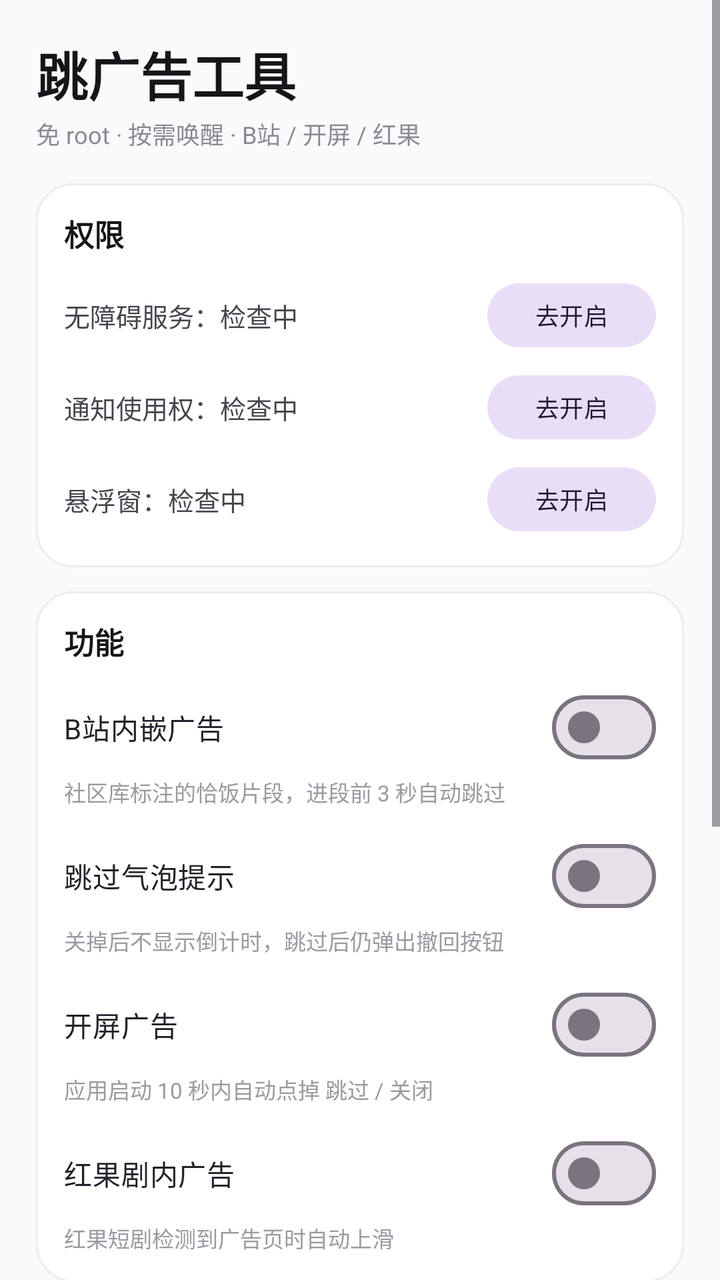
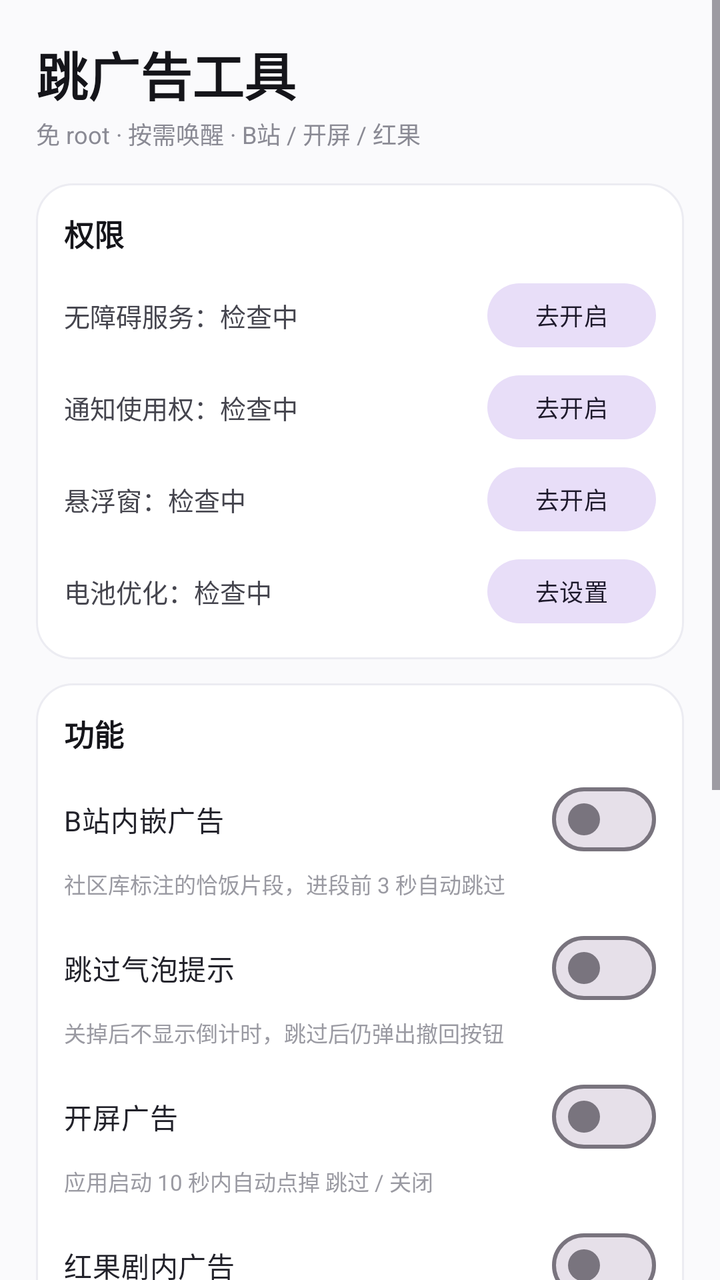

Two renders of the same Android screen: before a commit and after it. Below are the layout's source before the change and the commit's diff.
<!-- AndroidManifest.xml: application theme Theme.HongGuoAdSkipper -->
<!-- res/layout/activity_main.xml -->
<?xml version="1.0" encoding="utf-8"?>
<ScrollView xmlns:android="http://schemas.android.com/apk/res/android"
    android:layout_width="match_parent"
    android:layout_height="match_parent"
    android:background="#FAFAFC"
    android:fillViewport="true">

    <LinearLayout
        android:layout_width="match_parent"
        android:layout_height="wrap_content"
        android:orientation="vertical"
        android:padding="18dp">

        <TextView
            android:layout_width="wrap_content"
            android:layout_height="wrap_content"
            android:text="@string/app_name"
            android:textColor="#15151A"
            android:textSize="26sp"
            android:textStyle="bold" />

        <TextView
            android:layout_width="wrap_content"
            android:layout_height="wrap_content"
            android:layout_marginTop="2dp"
            android:text="免 root · 按需唤醒 · B站 / 开屏 / 红果"
            android:textColor="#8A8A94"
            android:textSize="12sp" />

        
        <LinearLayout
            android:layout_width="match_parent"
            android:layout_height="wrap_content"
            android:layout_marginTop="16dp"
            android:background="@drawable/card_bg"
            android:orientation="vertical"
            android:padding="14dp">

            <TextView
                android:layout_width="wrap_content"
                android:layout_height="wrap_content"
                android:text="权限"
                android:textColor="#15151A"
                android:textSize="15sp"
                android:textStyle="bold" />

            <LinearLayout
                android:layout_width="match_parent"
                android:layout_height="wrap_content"
                android:layout_marginTop="10dp"
                android:gravity="center_vertical"
                android:orientation="horizontal">

                <TextView
                    android:id="@+id/tv_a11y_status"
                    android:layout_width="0dp"
                    android:layout_height="wrap_content"
                    android:layout_weight="1"
                    android:text="无障碍服务：检查中"
                    android:textColor="#45454E"
                    android:textSize="13sp" />

                <com.google.android.material.button.MaterialButton
                    android:id="@+id/btn_a11y"
                    style="@style/Widget.Material3.Button.TonalButton"
                    android:layout_width="wrap_content"
                    android:layout_height="40dp"
                    android:minWidth="0dp"
                    android:text="去开启"
                    android:textSize="12sp" />
            </LinearLayout>

            <LinearLayout
                android:layout_width="match_parent"
                android:layout_height="wrap_content"
                android:layout_marginTop="6dp"
                android:gravity="center_vertical"
                android:orientation="horizontal">

                <TextView
                    android:id="@+id/tv_nls_status"
                    android:layout_width="0dp"
                    android:layout_height="wrap_content"
                    android:layout_weight="1"
                    android:text="通知使用权：检查中"
                    android:textColor="#45454E"
                    android:textSize="13sp" />

                <com.google.android.material.button.MaterialButton
                    android:id="@+id/btn_nls"
                    style="@style/Widget.Material3.Button.TonalButton"
                    android:layout_width="wrap_content"
                    android:layout_height="40dp"
                    android:minWidth="0dp"
                    android:text="去开启"
                    android:textSize="12sp" />
            </LinearLayout>

            <LinearLayout
                android:layout_width="match_parent"
                android:layout_height="wrap_content"
                android:layout_marginTop="6dp"
                android:gravity="center_vertical"
                android:orientation="horizontal">

                <TextView
                    android:id="@+id/tv_overlay_status"
                    android:layout_width="0dp"
                    android:layout_height="wrap_content"
                    android:layout_weight="1"
                    android:text="悬浮窗：检查中"
                    android:textColor="#45454E"
                    android:textSize="13sp" />

                <com.google.android.material.button.MaterialButton
                    android:id="@+id/btn_overlay"
                    style="@style/Widget.Material3.Button.TonalButton"
                    android:layout_width="wrap_content"
                    android:layout_height="40dp"
                    android:minWidth="0dp"
                    android:text="去开启"
                    android:textSize="12sp" />
            </LinearLayout>
        </LinearLayout>

        
        <LinearLayout
            android:layout_width="match_parent"
            android:layout_height="wrap_content"
            android:layout_marginTop="12dp"
            android:background="@drawable/card_bg"
            android:orientation="vertical"
            android:padding="14dp">

            <TextView
                android:layout_width="wrap_content"
                android:layout_height="wrap_content"
                android:text="功能"
                android:textColor="#15151A"
                android:textSize="15sp"
                android:textStyle="bold" />

            <com.google.android.material.materialswitch.MaterialSwitch
                android:id="@+id/sw_bili"
                android:layout_width="match_parent"
                android:layout_height="wrap_content"
                android:layout_marginTop="8dp"
                android:text="B站内嵌广告"
                android:textColor="#22222A"
                android:textSize="14sp" />

            <TextView
                android:layout_width="wrap_content"
                android:layout_height="wrap_content"
                android:text="社区库标注的恰饭片段，进段前 3 秒自动跳过"
                android:textColor="#9A9AA2"
                android:textSize="11sp" />

            <com.google.android.material.materialswitch.MaterialSwitch
                android:id="@+id/sw_bubble"
                android:layout_width="match_parent"
                android:layout_height="wrap_content"
                android:layout_marginTop="10dp"
                android:text="跳过气泡提示"
                android:textColor="#22222A"
                android:textSize="14sp" />

            <TextView
                android:layout_width="wrap_content"
                android:layout_height="wrap_content"
                android:text="关掉后不显示倒计时，跳过后仍弹出撤回按钮"
                android:textColor="#9A9AA2"
                android:textSize="11sp" />

            <com.google.android.material.materialswitch.MaterialSwitch
                android:id="@+id/sw_splash"
                android:layout_width="match_parent"
                android:layout_height="wrap_content"
                android:layout_marginTop="10dp"
                android:text="开屏广告"
                android:textColor="#22222A"
                android:textSize="14sp" />

            <TextView
                android:layout_width="wrap_content"
                android:layout_height="wrap_content"
                android:text="应用启动 10 秒内自动点掉 跳过 / 关闭"
                android:textColor="#9A9AA2"
                android:textSize="11sp" />

            <com.google.android.material.materialswitch.MaterialSwitch
                android:id="@+id/sw_hongguo"
                android:layout_width="match_parent"
                android:layout_height="wrap_content"
                android:layout_marginTop="10dp"
                android:text="红果剧内广告"
                android:textColor="#22222A"
                android:textSize="14sp" />

            <TextView
                android:layout_width="wrap_content"
                android:layout_height="wrap_content"
                android:text="红果短剧检测到广告页时自动上滑"
                android:textColor="#9A9AA2"
                android:textSize="11sp" />
        </LinearLayout>

        
        <LinearLayout
            android:layout_width="match_parent"
            android:layout_height="wrap_content"
            android:layout_marginTop="12dp"
            android:background="@drawable/card_bg"
            android:orientation="vertical"
            android:padding="14dp">

            <TextView
                android:layout_width="wrap_content"
                android:layout_height="wrap_content"
                android:text="运行状态"
                android:textColor="#15151A"
                android:textSize="15sp"
                android:textStyle="bold" />

            <TextView
                android:id="@+id/tv_bili_state"
                android:layout_width="match_parent"
                android:layout_height="wrap_content"
                android:layout_marginTop="8dp"
                android:lineSpacingExtra="2dp"
                android:text="B站：未在播放"
                android:textColor="#45454E"
                android:textSize="12sp" />

            <TextView
                android:id="@+id/tv_stats"
                android:layout_width="match_parent"
                android:layout_height="wrap_content"
                android:layout_marginTop="6dp"
                android:lineSpacingExtra="2dp"
                android:text="累计跳过：0"
                android:textColor="#45454E"
                android:textSize="12sp" />

            <TextView
                android:id="@+id/tv_power"
                android:layout_width="match_parent"
                android:layout_height="wrap_content"
                android:layout_marginTop="6dp"
                android:text="省电：只有 B站/红果在前台才读取界面；App 启动后 10 秒内检测开屏，其余时间休眠"
                android:textColor="#8A8A96"
                android:textSize="11sp" />
        </LinearLayout>

        
        <LinearLayout
            android:layout_width="match_parent"
            android:layout_height="wrap_content"
            android:layout_marginTop="12dp"
            android:background="@drawable/card_bg"
            android:orientation="vertical"
            android:padding="14dp">

            <LinearLayout
                android:layout_width="match_parent"
                android:layout_height="wrap_content"
                android:gravity="center_vertical"
                android:orientation="horizontal">

                <TextView
                    android:layout_width="0dp"
                    android:layout_height="wrap_content"
                    android:layout_weight="1"
                    android:text="日志"
                    android:textColor="#15151A"
                    android:textSize="15sp"
                    android:textStyle="bold" />

                <com.google.android.material.button.MaterialButton
                    android:id="@+id/btn_clear_log"
                    style="@style/Widget.Material3.Button.TextButton"
                    android:layout_width="wrap_content"
                    android:layout_height="36dp"
                    android:minWidth="0dp"
                    android:text="清空"
                    android:textSize="12sp" />
            </LinearLayout>

            <TextView
                android:id="@+id/tv_log"
                android:layout_width="match_parent"
                android:layout_height="wrap_content"
                android:layout_marginTop="4dp"
                android:fontFamily="monospace"
                android:lineSpacingExtra="2dp"
                android:text="等待事件…"
                android:textColor="#5A5A64"
                android:textSize="11sp" />
        </LinearLayout>

        <LinearLayout
            android:layout_width="match_parent"
            android:layout_height="wrap_content"
            android:layout_marginTop="14dp"
            android:orientation="horizontal">

            <com.google.android.material.button.MaterialButton
                android:id="@+id/btn_open_bili"
                android:layout_width="0dp"
                android:layout_height="48dp"
                android:layout_marginEnd="6dp"
                android:layout_weight="1"
                android:text="打开 B站" />

            <com.google.android.material.button.MaterialButton
                android:id="@+id/btn_open_hongguo"
                android:layout_width="0dp"
                android:layout_height="48dp"
                android:layout_marginStart="6dp"
                android:layout_weight="1"
                android:text="打开红果" />
        </LinearLayout>

        <TextView
            android:id="@+id/tv_version"
            android:layout_width="match_parent"
            android:layout_height="wrap_content"
            android:layout_marginTop="10dp"
            android:gravity="center"
            android:text="v2.0.0"
            android:textColor="#C0C0C8"
            android:textSize="11sp" />
    </LinearLayout>
</ScrollView>
<!-- resources referenced by this layout -->
<resources>
  <!-- drawable card_bg (drawable) -->
  <?xml version="1.0" encoding="utf-8"?>
  <shape xmlns:android="http://schemas.android.com/apk/res/android"
      android:shape="rectangle">
      <solid android:color="#FFFFFF" />
      <corners android:radius="18dp" />
      <stroke
          android:width="1dp"
          android:color="#ECECF2" />
  </shape>
  <string name="app_name">跳广告工具</string>
  <style name="Theme.HongGuoAdSkipper" parent="Theme.Material3.Light.NoActionBar">
          <item name="colorPrimary">@color/primary</item>
          <item name="colorPrimaryVariant">@color/primary_variant</item>
      </style>
  <color name="primary">#FF6200EE</color>
  <color name="primary_variant">#FF3700B3</color>
</resources>

<!-- the commit's change to res/layout/activity_main.xml (unified diff, before → after) -->
@@ -119,6 +119,32 @@
                     android:layout_height="40dp"
                     android:minWidth="0dp"
                     android:text="去开启"
+                    android:textSize="12sp" />
+            </LinearLayout>
+
+            <LinearLayout
+                android:layout_width="match_parent"
+                android:layout_height="wrap_content"
+                android:layout_marginTop="6dp"
+                android:gravity="center_vertical"
+                android:orientation="horizontal">
+
+                <TextView
+                    android:id="@+id/tv_battery_status"
+                    android:layout_width="0dp"
+                    android:layout_height="wrap_content"
+                    android:layout_weight="1"
+                    android:text="电池优化：检查中"
+                    android:textColor="#45454E"
+                    android:textSize="13sp" />
+
+                <com.google.android.material.button.MaterialButton
+                    android:id="@+id/btn_battery"
+                    style="@style/Widget.Material3.Button.TonalButton"
+                    android:layout_width="wrap_content"
+                    android:layout_height="40dp"
+                    android:minWidth="0dp"
+                    android:text="去设置"
                     android:textSize="12sp" />
             </LinearLayout>
         </LinearLayout>
@@ -327,7 +353,6 @@
             android:layout_height="wrap_content"
             android:layout_marginTop="10dp"
             android:gravity="center"
-            android:text="v2.0.0"
             android:textColor="#C0C0C8"
             android:textSize="11sp" />
     </LinearLayout>
